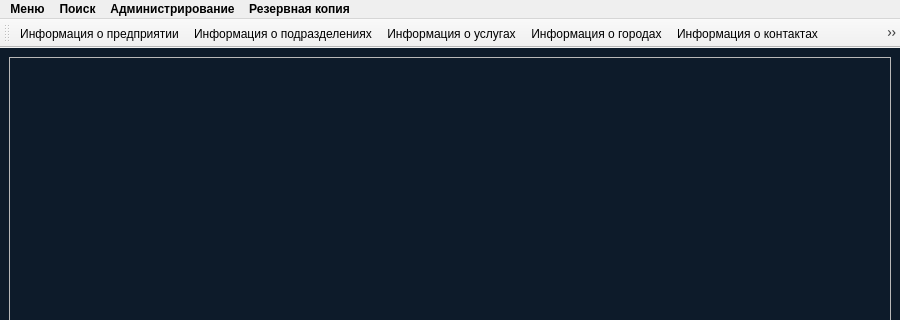
This is QT templates/MW.ui in firstbirth/Enterprise-Directory as Qt 5 draws it before an edit; both pictures show x 0 to 900 and y 0 to 320 of the 900 by 738 pixel window. The edited form follows.
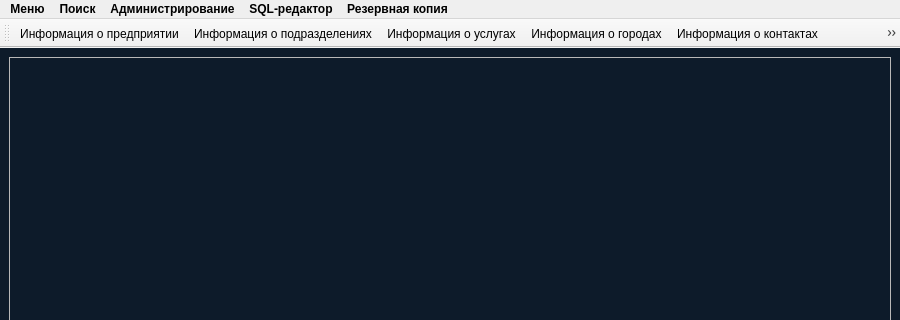
This is the edited form. Icons and pictures are not drawn.

```diff
--- a/QT templates/MW.ui
+++ b/QT templates/MW.ui
@@ -2,6 +2,9 @@
 <ui version="4.0">
  <class>MainWindow</class>
  <widget class="QMainWindow" name="MainWindow">
+  <property name="enabled">
+   <bool>true</bool>
+  </property>
   <property name="geometry">
    <rect>
     <x>0</x>
@@ -129,9 +132,16 @@
     </property>
     <addaction name="act_Backup"/>
    </widget>
+   <widget class="QMenu" name="menuSQL">
+    <property name="title">
+     <string>SQL-редактор</string>
+    </property>
+    <addaction name="act_CreateSQL"/>
+   </widget>
    <addaction name="menu"/>
    <addaction name="menu_2"/>
    <addaction name="menu_3"/>
+   <addaction name="menuSQL"/>
    <addaction name="menu_5"/>
   </widget>
   <widget class="QStatusBar" name="statusbar"/>
```
Left out of the diff: 67 changed lines with no effect on the pictures.
